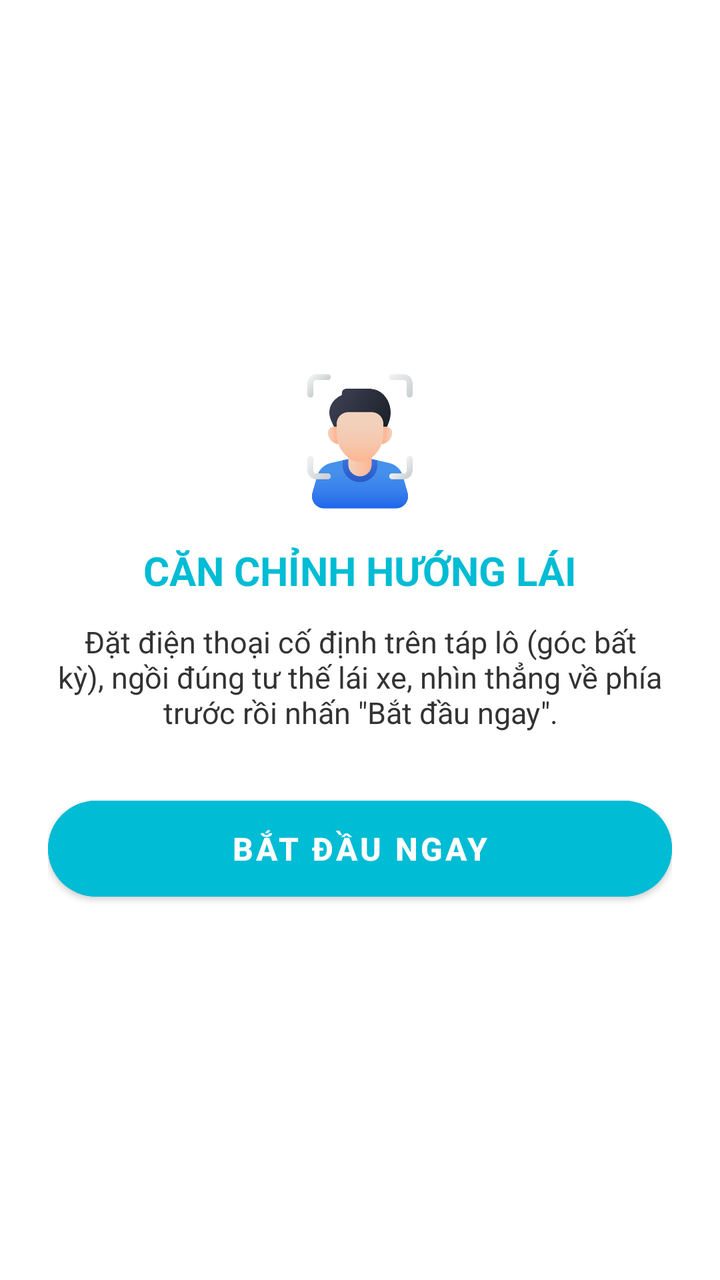
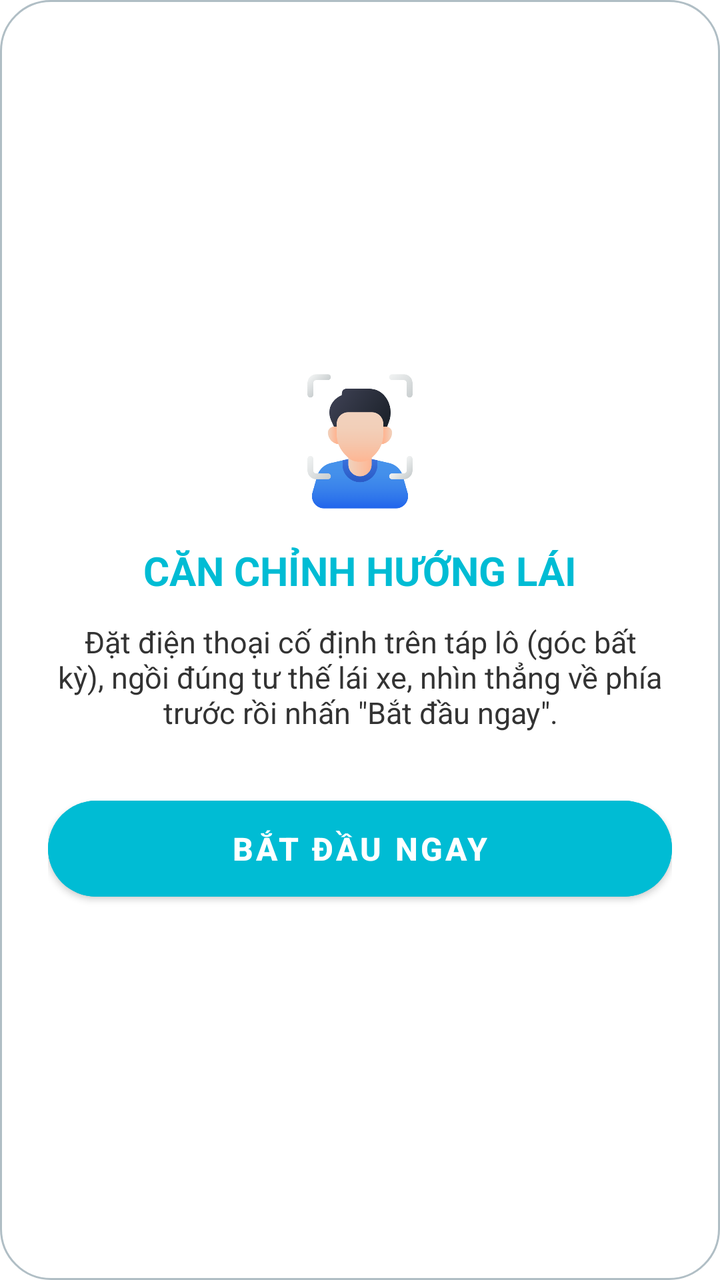

Compare the two renders of this Android layout. The source of the first and the diff that turns it into the second are given below.
<!-- AndroidManifest.xml: application theme Theme.DmsApplication -->
<!-- res/layout/dialog_calibration.xml -->
<?xml version="1.0" encoding="utf-8"?>
<LinearLayout xmlns:android="http://schemas.android.com/apk/res/android"
    xmlns:app="http://schemas.android.com/apk/res-auto"
    android:layout_width="match_parent"
    android:layout_height="wrap_content"
    android:orientation="vertical"
    android:padding="24dp"
    android:gravity="center"
    android:background="@android:color/white">

    
    <ImageView
        android:layout_width="70dp"
        android:layout_height="70dp"
        android:src="@drawable/faceid2"
        android:layout_marginBottom="16dp"/>

    
    <TextView
        android:layout_width="wrap_content"
        android:layout_height="wrap_content"
        android:text="CĂN CHỈNH HƯỚNG LÁI"
        android:textSize="20sp"
        android:textStyle="bold"
        android:textColor="#00BCD4" />

    
    <TextView
        android:id="@+id/tvCalibrationDesc"
        android:layout_width="match_parent"
        android:layout_height="wrap_content"
        android:text="Đặt điện thoại cố định trên táp lô (góc bất kỳ), ngồi đúng tư thế lái xe, nhìn thẳng về phía trước rồi nhấn &quot;Bắt đầu ngay&quot;."
        android:textAlignment="center"
        android:layout_marginTop="12dp"
        android:textSize="15sp"
        android:textColor="#333333" />

    
    <TextView
        android:id="@+id/tvCountdown"
        android:layout_width="wrap_content"
        android:layout_height="wrap_content"
        android:text="5"
        android:textSize="64sp"
        android:textStyle="bold"
        android:textColor="#FF5722"
        android:visibility="gone"
        android:layout_marginTop="16dp" />

    
    <ProgressBar
        android:id="@+id/pbCalibration"
        style="?android:attr/progressBarStyleHorizontal"
        android:layout_width="match_parent"
        android:layout_height="wrap_content"
        android:layout_marginTop="12dp"
        android:indeterminate="true"
        android:visibility="invisible" />

    <com.google.android.material.button.MaterialButton
        android:id="@+id/btnStartCalibration"
        android:layout_width="match_parent"
        android:layout_height="60dp"
        android:text="Bắt đầu ngay"
        android:textSize="16sp"
        android:textStyle="bold"
        android:backgroundTint="#00BCD4"
        app:cornerRadius="30dp" />

</LinearLayout>
<!-- resources referenced by this layout -->
<resources>
  <!-- drawable faceid2: png bitmap (drawable, 27091 bytes) -->
  <style name="Theme.DmsApplication" parent="Theme.MaterialComponents.DayNight.NoActionBar" />
</resources>

<!-- the commit's change to res/layout/dialog_calibration.xml (unified diff, before → after) -->
@@ -6,8 +6,7 @@
     android:orientation="vertical"
     android:padding="24dp"
     android:gravity="center"
-    android:background="@android:color/white">
-
+    android:background= "@drawable/bg_edittext_rounded">
     
     <ImageView
         android:layout_width="70dp"
<!-- resource entries referenced after the edit -->
@@ -1,5 +1,22 @@
 <!-- resources referenced by this layout -->
 <resources>
+  <!-- drawable bg_edittext_rounded (drawable) -->
+  <?xml version="1.0" encoding="utf-8"?>
+  <shape xmlns:android="http://schemas.android.com/apk/res/android"
+      android:shape="rectangle">
+  
+      <corners android:radius="25dp" />
+  
+      <solid android:color="#FFFFFF" />
+  
+      <stroke
+          android:width="1dp"
+          android:color="#B0BEC5" />
+  
+      <padding
+          android:left="16dp"
+          android:right="16dp" />
+  </shape>
   <!-- drawable faceid2: png bitmap (drawable, 27091 bytes) -->
   <style name="Theme.DmsApplication" parent="Theme.MaterialComponents.DayNight.NoActionBar" />
 </resources>
